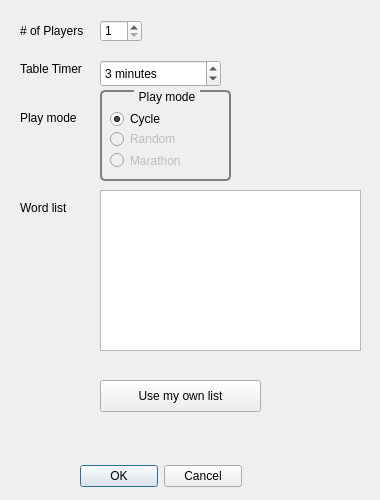
domino14/aerolithdesktop, file aerolith/trunk/src/aerolithclient/tableCreateForm.ui: the form before one commit.
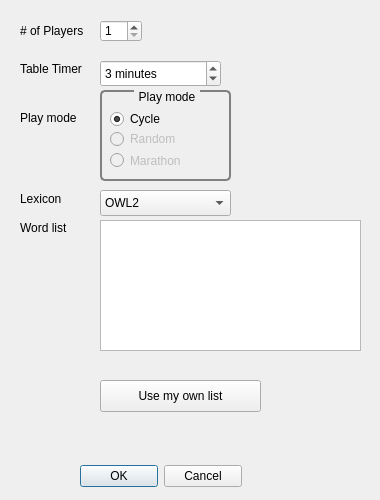
The form after the commit.

```diff
--- a/aerolith/trunk/src/aerolithclient/tableCreateForm.ui
+++ b/aerolith/trunk/src/aerolithclient/tableCreateForm.ui
@@ -89,11 +89,11 @@
     <string>Table Timer</string>
    </property>
   </widget>
-  <widget class="QLabel" name="label_4" >
-   <property name="geometry" >
+  <widget class="QLabel" name="label_4">
+   <property name="geometry">
     <rect>
      <x>20</x>
-     <y>200</y>
+     <y>220</y>
      <width>91</width>
      <height>16</height>
     </rect>
@@ -227,13 +227,13 @@
     </property>
    </widget>
   </widget>
-  <widget class="QListWidget" name="listWidgetTopLevelList" >
-   <property name="geometry" >
+  <widget class="QListWidget" name="listWidgetTopLevelList">
+   <property name="geometry">
     <rect>
      <x>100</x>
-     <y>190</y>
+     <y>220</y>
      <width>261</width>
-     <height>161</height>
+     <height>131</height>
     </rect>
    </property>
   </widget>
@@ -250,6 +250,34 @@
     <string>Use my own list</string>
    </property>
   </widget>
+  <widget class="QLabel" name="label_5">
+   <property name="geometry">
+    <rect>
+     <x>20</x>
+     <y>190</y>
+     <width>61</width>
+     <height>18</height>
+    </rect>
+   </property>
+   <property name="text">
+    <string>Lexicon</string>
+   </property>
+  </widget>
+  <widget class="QComboBox" name="comboBoxLexicon">
+   <property name="geometry">
+    <rect>
+     <x>100</x>
+     <y>190</y>
+     <width>131</width>
+     <height>26</height>
+    </rect>
+   </property>
+   <item>
+    <property name="text">
+     <string>OWL2</string>
+    </property>
+   </item>
+  </widget>
  </widget>
  <resources/>
  <connections>
```
Left out of the diff: 123 changed lines with no effect on the pictures.
